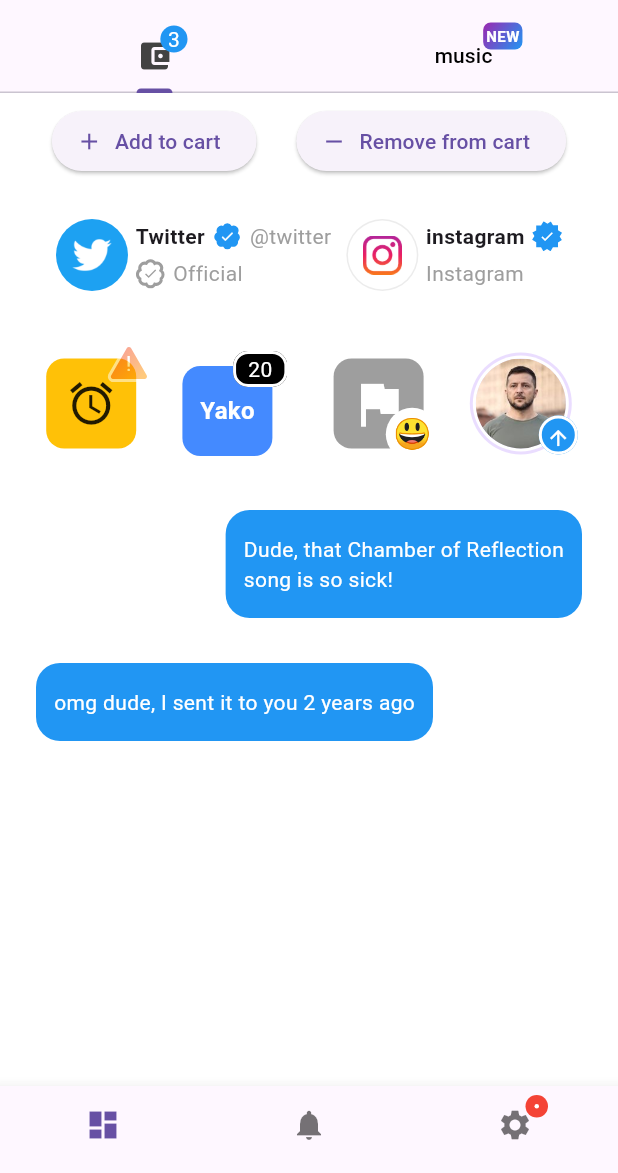
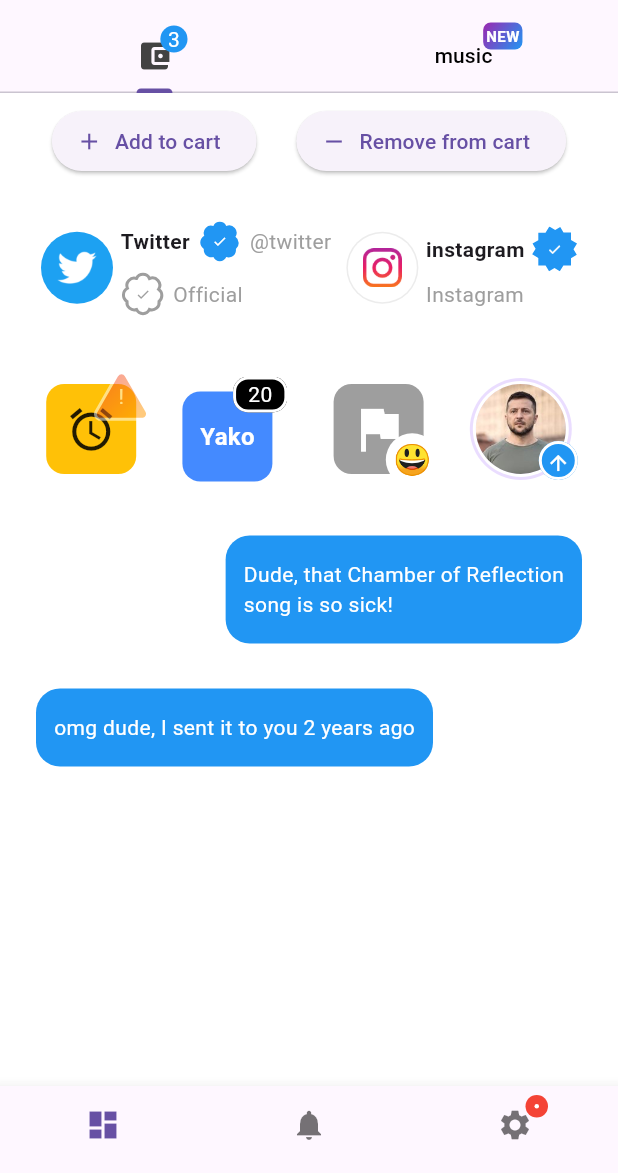
Before and after one commit to yako-dev/flutter_badges, a Flutter app: the screen it shows after launch, on a phone screen of 412 x 824 dp, the part 63-1236 px from its top. Run offline on Flutter 3.47's test engine with Material 2 defaults, Android fonts, the phone set to English and light mode, and no system bars.

Commit message:
Resize the shape depending on the child widget in the same proportions

```diff
--- a/lib/src/badge.dart
+++ b/lib/src/badge.dart
@@ -175,7 +175,11 @@
           return Opacity(
             opacity: _getOpacity(),
             child: isCustomShape
-                ? CustomPaint(
+                ? UnconstrainedBox(
+                    child: IntrinsicWidth(
+                      child: AspectRatio(
+                        aspectRatio: 1.0,
+                        child: CustomPaint(
                           painter: DrawingUtils.drawBadgeShape(
                             shape: widget.badgeStyle.shape,
                             color: widget.badgeStyle.badgeColor,
@@ -184,8 +188,12 @@
                             borderSide: widget.badgeStyle.borderSide,
                           ),
                           child: Padding(
-                      padding: widget.badgeStyle.padding,
-                      child: widget.badgeContent,
+                            padding: widget.badgeStyle.padding ??
+                                const EdgeInsets.symmetric(horizontal: 10.0),
+                            child: Center(child: widget.badgeContent),
+                          ),
+                        ),
+                      ),
                     ),
                   )
                 : Material(
@@ -215,7 +223,8 @@
                               border: gradientBorder,
                             ),
                       child: Padding(
-                        padding: widget.badgeStyle.padding,
+                        padding: widget.badgeStyle.padding ??
+                            const EdgeInsets.all(5.0),
                         child: widget.badgeContent,
                       ),
                     ),
--- a/lib/src/badge_style.dart
+++ b/lib/src/badge_style.dart
@@ -31,7 +31,7 @@
 
   /// Specifies padding for [badgeContent].
   /// The default value is EdgeInsets.all(5.0).
-  final EdgeInsetsGeometry padding;
+  final EdgeInsetsGeometry? padding;
 
   const BadgeStyle({
     this.shape = BadgeShape.circle,
@@ -41,6 +41,6 @@
     this.elevation = 2,
     this.badgeGradient,
     this.borderGradient,
-    this.padding = const EdgeInsets.all(5.0),
+    this.padding,
   });
 }
```
Lines whose indentation alone changed are shown as unchanged.
